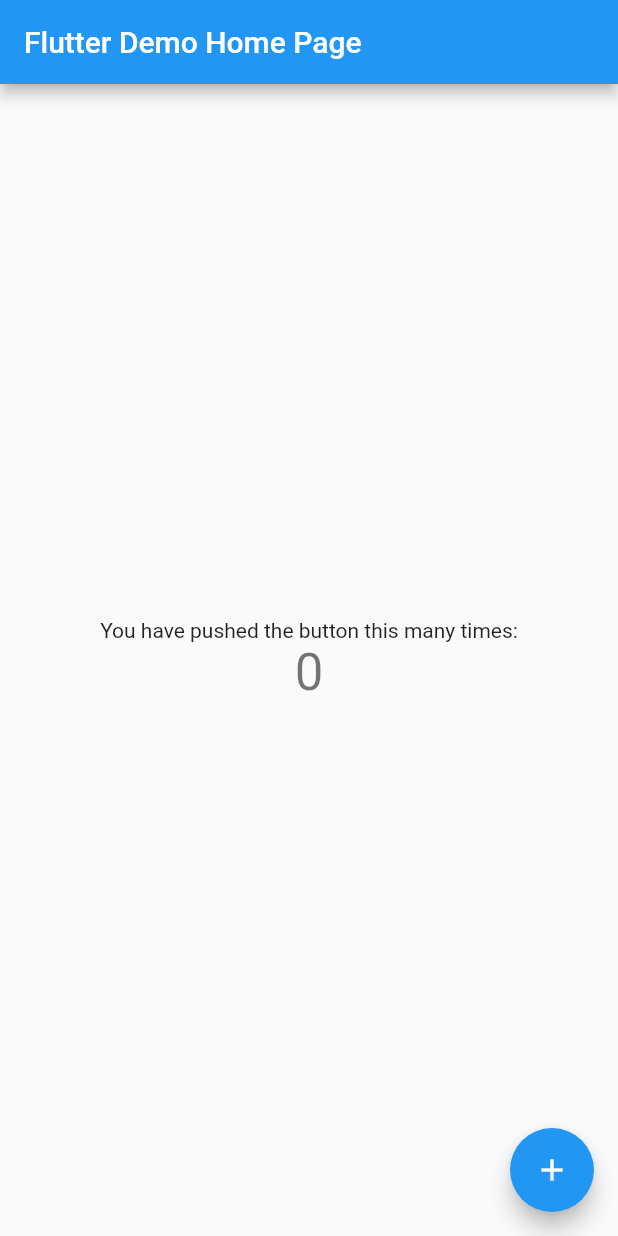
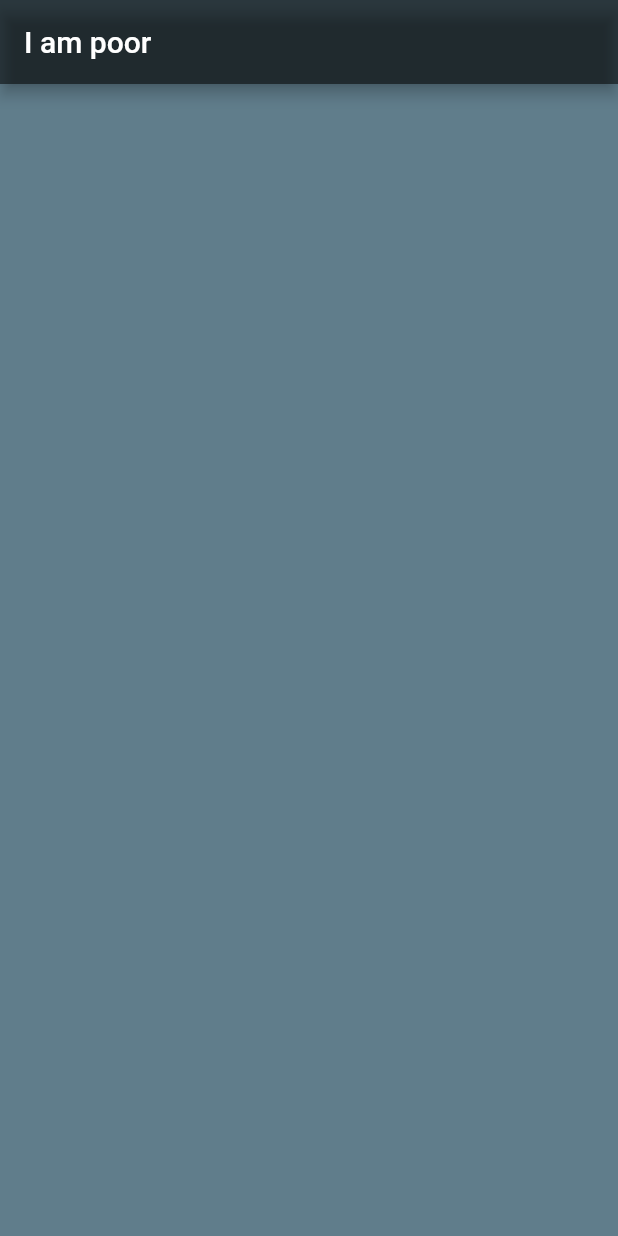
Before and after one commit to luis-martinez/i_am_poor, a Flutter app: the screen it shows after launch, on a phone screen of 412 x 824 dp. Run offline on Flutter 3.47's test engine with Material 2 defaults, Android fonts, the light colour scheme and no system bars.

Commit message:
Added appBar.

```diff
--- a/lib/main.dart
+++ b/lib/main.dart
@@ -1,117 +1,15 @@
 import 'package:flutter/material.dart';
 
 void main() {
-  runApp(MyApp());
-}
-
-class MyApp extends StatelessWidget {
-  // This widget is the root of your application.
-  @override
-  Widget build(BuildContext context) {
-    return MaterialApp(
-      title: 'Flutter Demo',
-      theme: ThemeData(
-        // This is the theme of your application.
-        //
-        // Try running your application with "flutter run". You'll see the
-        // application has a blue toolbar. Then, without quitting the app, try
-        // changing the primarySwatch below to Colors.green and then invoke
-        // "hot reload" (press "r" in the console where you ran "flutter run",
-        // or simply save your changes to "hot reload" in a Flutter IDE).
-        // Notice that the counter didn't reset back to zero; the application
-        // is not restarted.
-        primarySwatch: Colors.blue,
-        // This makes the visual density adapt to the platform that you run
-        // the app on. For desktop platforms, the controls will be smaller and
-        // closer together (more dense) than on mobile platforms.
-        visualDensity: VisualDensity.adaptivePlatformDensity,
-      ),
-      home: MyHomePage(title: 'Flutter Demo Home Page'),
-    );
-  }
-}
-
-class MyHomePage extends StatefulWidget {
-  MyHomePage({Key key, this.title}) : super(key: key);
-
-  // This widget is the home page of your application. It is stateful, meaning
-  // that it has a State object (defined below) that contains fields that affect
-  // how it looks.
-
-  // This class is the configuration for the state. It holds the values (in this
-  // case the title) provided by the parent (in this case the App widget) and
-  // used by the build method of the State. Fields in a Widget subclass are
-  // always marked "final".
-
-  final String title;
-
-  @override
-  _MyHomePageState createState() => _MyHomePageState();
-}
-
-class _MyHomePageState extends State<MyHomePage> {
-  int _counter = 0;
-
-  void _incrementCounter() {
-    setState(() {
-      // This call to setState tells the Flutter framework that something has
-      // changed in this State, which causes it to rerun the build method below
-      // so that the display can reflect the updated values. If we changed
-      // _counter without calling setState(), then the build method would not be
-      // called again, and so nothing would appear to happen.
-      _counter++;
-    });
-  }
-
-  @override
-  Widget build(BuildContext context) {
-    // This method is rerun every time setState is called, for instance as done
-    // by the _incrementCounter method above.
-    //
-    // The Flutter framework has been optimized to make rerunning build methods
-    // fast, so that you can just rebuild anything that needs updating rather
-    // than having to individually change instances of widgets.
-    return Scaffold(
-      appBar: AppBar(
-        // Here we take the value from the MyHomePage object that was created by
-        // the App.build method, and use it to set our appbar title.
-        title: Text(widget.title),
-      ),
-      body: Center(
-        // Center is a layout widget. It takes a single child and positions it
-        // in the middle of the parent.
-        child: Column(
-          // Column is also a layout widget. It takes a list of children and
-          // arranges them vertically. By default, it sizes itself to fit its
-          // children horizontally, and tries to be as tall as its parent.
-          //
-          // Invoke "debug painting" (press "p" in the console, choose the
-          // "Toggle Debug Paint" action from the Flutter Inspector in Android
-          // Studio, or the "Toggle Debug Paint" command in Visual Studio Code)
-          // to see the wireframe for each widget.
-          //
-          // Column has various properties to control how it sizes itself and
-          // how it positions its children. Here we use mainAxisAlignment to
-          // center the children vertically; the main axis here is the vertical
-          // axis because Columns are vertical (the cross axis would be
-          // horizontal).
-          mainAxisAlignment: MainAxisAlignment.center,
-          children: <Widget>[
-            Text(
-              'You have pushed the button this many times:',
-            ),
-            Text(
-              '$_counter',
-              style: Theme.of(context).textTheme.headline4,
-            ),
-          ],
+  runApp(
+    MaterialApp(
+      home: Scaffold(
+        backgroundColor: Colors.blueGrey,
+        appBar: AppBar(
+          backgroundColor: Colors.black54,
+          title: Text('I am poor'),
         ),
       ),
-      floatingActionButton: FloatingActionButton(
-        onPressed: _incrementCounter,
-        tooltip: 'Increment',
-        child: Icon(Icons.add),
-      ), // This trailing comma makes auto-formatting nicer for build methods.
-    );
-  }
+    ),
+  );
 }
```
